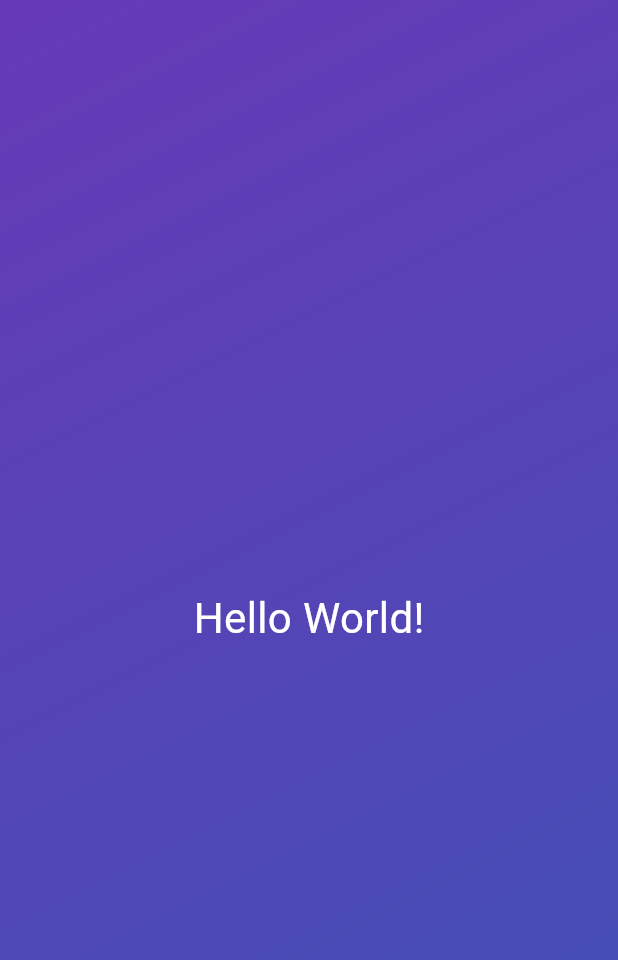
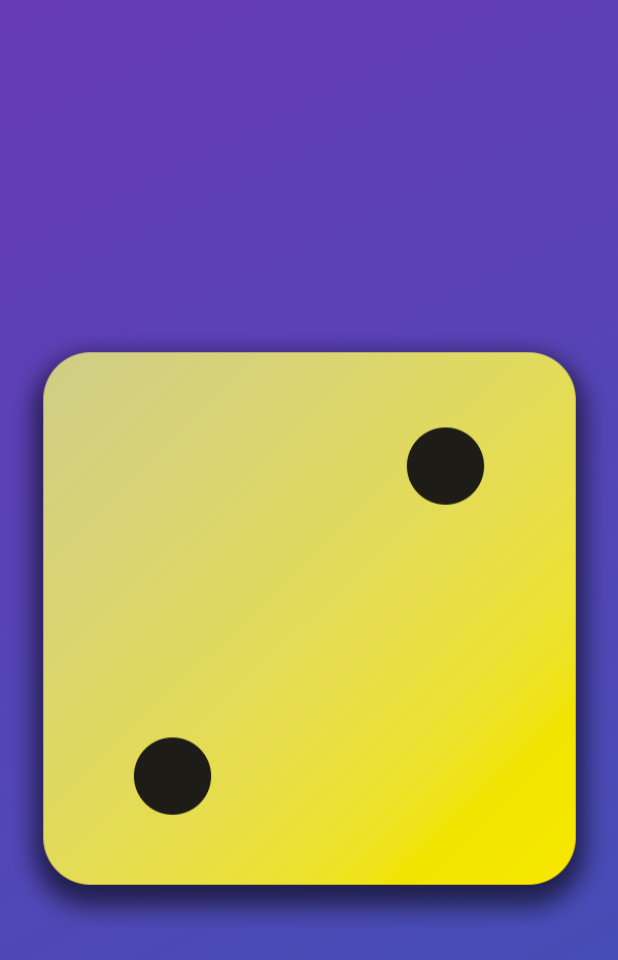
Before and after one commit to twjin03/flutter_udemy, a Flutter app: the screen it shows after launch, on a phone screen of 412 x 824 dp. Shown: the top 960 px of the screen. Run offline on Flutter 3.47's test engine with Material 3 defaults, Android fonts, the phone set to English and light mode, and no system bars.

Commit message:
feat: 위젯에 이미지 추가하기

```diff
--- a/basics/lib/gradient_container.dart
+++ b/basics/lib/gradient_container.dart
@@ -1,4 +1,3 @@
-import 'package:basics/styled_text.dart';
 import 'package:flutter/material.dart';
 
 const startAlignment = Alignment.topLeft;
@@ -23,7 +22,7 @@ class GradientContainer extends StatelessWidget {
           end: endAlignment,
         ),
       ),
-      child: Center(child: StyledText('Hello World!')),
+      child: Center(child: Image.asset('assets/images/dice-2.png')),
     );
   }
 }
```
Also changed, not shown: basics/pubspec.yaml (+8 -3 lines), basics/assets/images/dice-1.png (added), basics/assets/images/dice-2.png (added), basics/assets/images/dice-3.png (added), basics/assets/images/dice-4.png (added), basics/assets/images/dice-5.png (added), basics/assets/images/dice-6.png (added).
